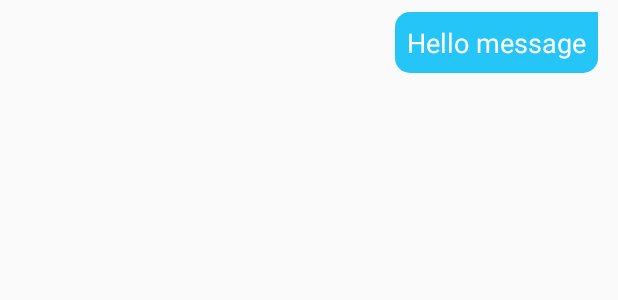
After one commit to pgarza917/GroupStudy, an Android app: the layout chat_item_right.xml on its own in the app's theme, with its tools: preview values and no code run, on a phone screen of 412 x 824 dp. The commit adds this screen. Shown: the top 300 px of the screen. Run offline under Robolectric (Android 15) with nearby library versions, the phone set to English and light mode, and no system bars.

Commit message:
Configured Firebase request sending + receiving messages and setup fragment for displaying messages

```diff
--- /dev/null
+++ b/app/src/main/res/layout/chat_item_right.xml
@@ -0,0 +1,39 @@
+<?xml version="1.0" encoding="utf-8"?>
+
+<RelativeLayout
+    xmlns:android="http://schemas.android.com/apk/res/android"
+    xmlns:tools="http://schemas.android.com/tools"
+    android:layout_width="match_parent"
+    android:layout_height="wrap_content"
+    android:padding="8dp">
+
+    <RelativeLayout
+
+        android:layout_width="300dp"
+        android:layout_alignParentEnd="true"
+        android:layout_height="wrap_content"
+        android:layout_alignParentRight="true">
+
+        <ImageView
+            android:id="@+id/chatItemImageView"
+            android:layout_width="40dp"
+            android:layout_height="40dp"
+            tools:srcCompat="@tools:sample/avatars"
+            android:visibility="gone"/>
+
+
+        <TextView
+            android:id="@+id/chatItemMessageTextView"
+            android:layout_width="wrap_content"
+            android:layout_height="wrap_content"
+            android:layout_marginRight="5dp"
+            android:layout_alignParentEnd="true"
+            tools:text="Hello message"
+            android:textColor="#fff"
+            android:textSize="18sp"
+            android:padding="8dp"
+            android:background="@drawable/background_right"/>
+
+    </RelativeLayout>
+
+</RelativeLayout>
```
Also changed, not shown: app/src/main/java/com/example/studygroup/adapters/MessageAdapter.java (added, +94 -0 lines), app/src/main/java/com/example/studygroup/messaging/ConversationFragment.java (+45 -0 lines), app/src/main/java/com/example/studygroup/models/Message.java (added, +40 -0 lines), app/src/main/res/layout/chat_item_left.xml (added, +26 -0 lines).
